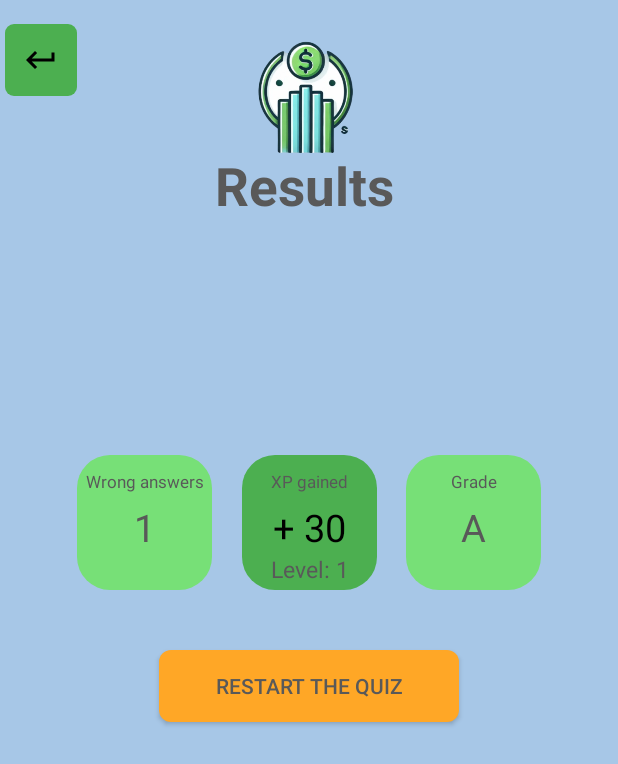
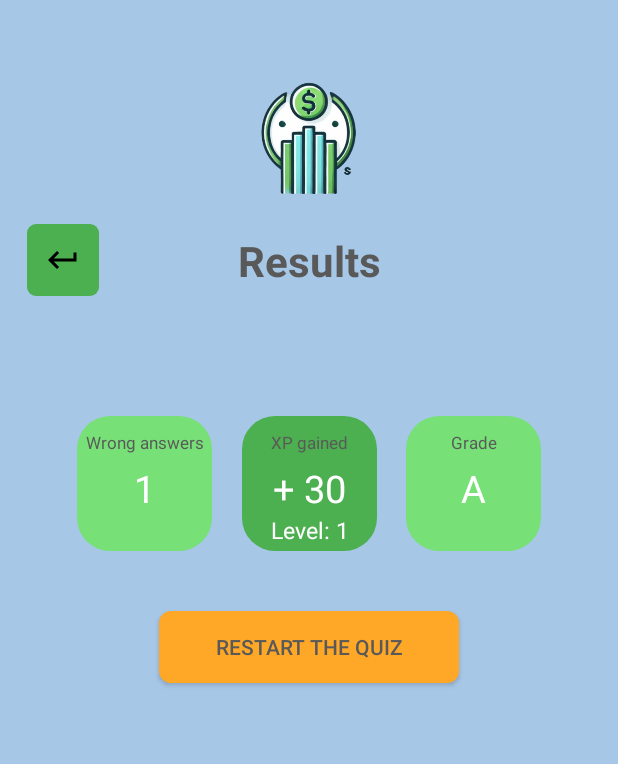
Before and after one commit to Kambo22/duo-case-youth-financial-literacy, an Android app: the Results2 screen opened directly, with no data from a screen before it, on a phone screen of 412 x 824 dp. Shown: the top 764 px of the screen. Run offline under Robolectric (Android 15) with nearby library versions, the phone set to English and light mode, and no system bars.

Commit message:
layout fixes

```diff
--- a/app/src/main/res/layout/activity_results2.xml
+++ b/app/src/main/res/layout/activity_results2.xml
@@ -13,55 +13,54 @@
         android:layout_height="600dp">
 
         <!-- Logo and Headline Section -->
+        <!-- Logo and Headline Section -->
         <androidx.constraintlayout.widget.ConstraintLayout
             android:id="@+id/logoHeadlineSection"
             android:layout_width="0dp"
             android:layout_height="wrap_content"
-            android:layout_marginTop="16dp"
-            app:layout_constraintEnd_toEndOf="parent"
+            app:layout_constraintTop_toTopOf="parent"
             app:layout_constraintStart_toStartOf="parent"
-            app:layout_constraintTop_toTopOf="parent">
+            app:layout_constraintEnd_toEndOf="parent">
 
             <!-- Logo on the left -->
             <ImageView
                 android:id="@+id/logo"
                 android:layout_width="112dp"
                 android:layout_height="111dp"
-                android:layout_marginStart="148dp"
                 android:contentDescription="Logo Placeholder"
                 android:src="@drawable/logo"
+                app:layout_constraintStart_toStartOf="parent"
+                app:layout_constraintEnd_toEndOf="parent"
+                app:layout_constraintTop_toTopOf="parent"
                 app:layout_constraintBottom_toBottomOf="parent"
-                app:layout_constraintStart_toStartOf="parent"
-                app:layout_constraintTop_toTopOf="parent"
-                app:layout_constraintVertical_bias="0.0" />
+                app:layout_constraintHorizontal_bias="0.5" />
+
+            <TextView
+                android:id="@+id/headline"
+                android:layout_width="wrap_content"
+                android:layout_height="wrap_content"
+                android:text="Results"
+                android:textColor="@color/text"
+                android:textSize="28sp"
+                android:textStyle="bold"
+                app:layout_constraintTop_toBottomOf="@id/logo"
+                app:layout_constraintEnd_toEndOf="parent"
+                app:layout_constraintStart_toStartOf="parent" />
 
             <ImageButton
                 android:id="@+id/returnBTN"
                 android:layout_width="48dp"
+                android:layout_marginStart="16dp"
                 android:layout_height="48dp"
                 android:background="@drawable/returnbutton"
                 android:contentDescription="Image Button Placeholder"
                 android:src="@drawable/returnarrow"
-                app:layout_constraintEnd_toStartOf="@+id/logo"
-                app:layout_constraintHorizontal_bias="0.03"
                 app:layout_constraintStart_toStartOf="parent"
-                app:layout_constraintTop_toTopOf="parent" />
+                app:layout_constraintTop_toTopOf="@id/headline"
+                app:layout_constraintBottom_toBottomOf="@id/headline"
+                app:layout_constraintEnd_toStartOf="@id/logo"
+                app:layout_constraintHorizontal_bias="0.02" />
 
-            <TextView
-                android:id="@+id/headline"
-                android:layout_width="124dp"
-                android:layout_height="53dp"
-                android:layout_marginTop="84dp"
-                android:text="Results"
-                android:textColor="@color/text"
-                android:textSize="35sp"
-                android:textStyle="bold"
-                app:layout_constraintEnd_toEndOf="parent"
-                app:layout_constraintHorizontal_bias="0.498"
-                app:layout_constraintStart_toStartOf="parent"
-                app:layout_constraintTop_toTopOf="parent" />
-
-            <!-- Headline centered -->
 
         </androidx.constraintlayout.widget.ConstraintLayout>
 
@@ -84,7 +83,7 @@
             android:layout_width="match_parent"
             android:layout_height="350dp"
             app:layout_constraintTop_toBottomOf="@id/imageButtonSection"
-            android:layout_marginTop="120dp"
+            android:layout_marginTop="50dp"
             android:layout_marginStart="32dp"
             android:layout_marginEnd="32dp">
 
@@ -121,7 +120,7 @@
                     android:text="null"
                     android:layout_margin="5dp"
                     android:textSize="25sp"
-                    android:textColor="@color/text"
+                    android:textColor="@color/white"
                     app:layout_constraintTop_toBottomOf="@id/title1"
                     app:layout_constraintStart_toStartOf="parent"
                     app:layout_constraintEnd_toEndOf="parent" />
@@ -160,7 +159,7 @@
                     android:text="null"
                     android:textSize="25sp"
                     android:layout_margin="5dp"
-                    android:textColor="@color/black"
+                    android:textColor="@color/white"
                     app:layout_constraintTop_toBottomOf="@id/title2"
                     app:layout_constraintStart_toStartOf="parent"
                     app:layout_constraintEnd_toEndOf="parent" />
@@ -172,7 +171,7 @@
                     android:layout_height="wrap_content"
                     android:text="null"
                     android:textSize="15sp"
-                    android:textColor="@color/text"
+                    android:textColor="@color/white"
                     app:layout_constraintTop_toBottomOf="@id/result2"
                     app:layout_constraintStart_toStartOf="parent"
                     app:layout_constraintEnd_toEndOf="parent" />
@@ -212,7 +211,7 @@
                     android:text="null"
                     android:textSize="25sp"
                     android:layout_margin="5dp"
-                    android:textColor="@color/text"
+                    android:textColor="@color/white"
                     app:layout_constraintTop_toBottomOf="@id/title3"
                     app:layout_constraintStart_toStartOf="parent"
                     app:layout_constraintEnd_toEndOf="parent" />
```
Also changed, not shown: app/src/main/res/layout/activity_budget_topic.xml (+17 -17 lines), app/src/main/res/layout/activity_quiz1.xml (+19 -20 lines), app/src/main/res/layout/activity_quiz2.xml (+18 -18 lines), app/src/main/res/layout/activity_quizz_topics.xml (+16 -17 lines), app/src/main/res/layout/activity_results.xml (+18 -18 lines), app/src/main/res/layout/activity_saving_tips.xml (+25 -27 lines).
